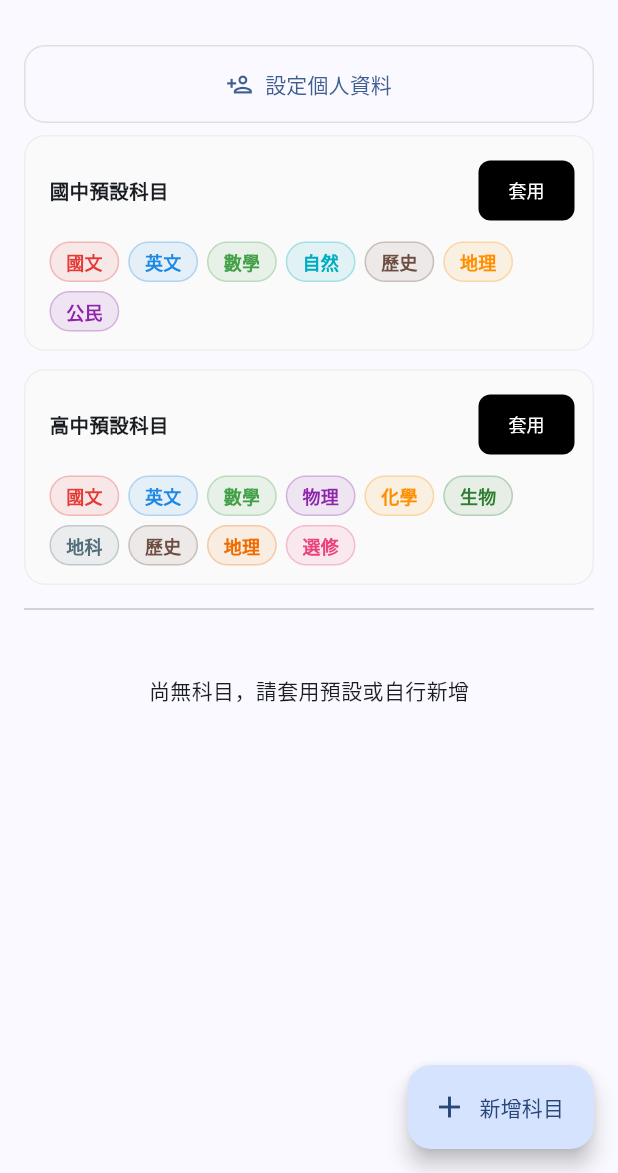
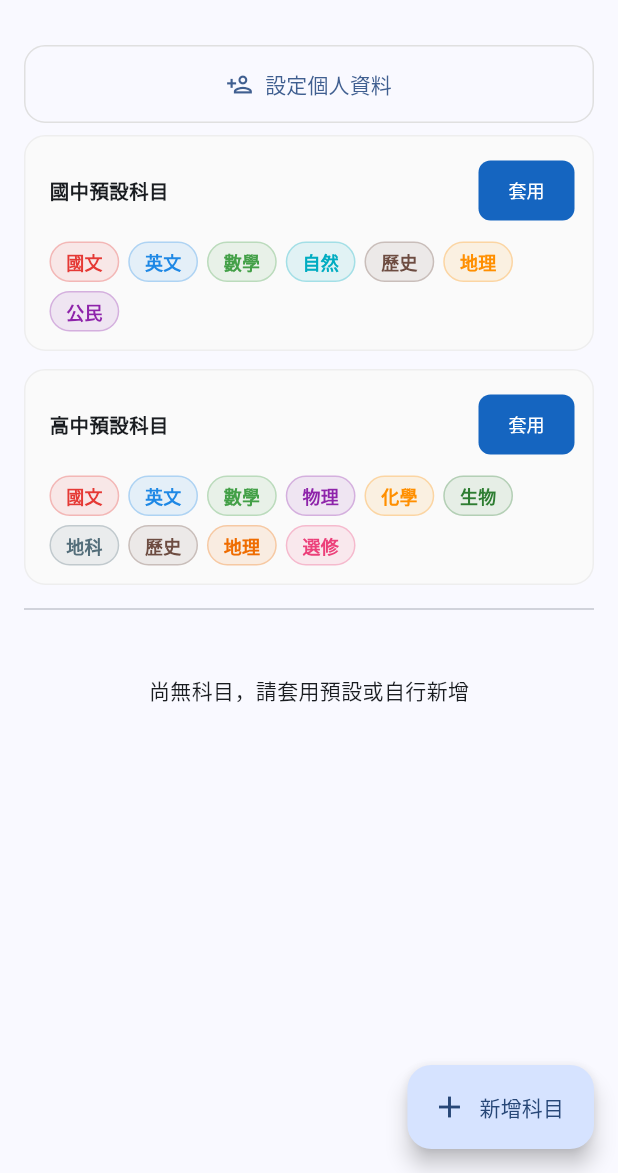
Before and after one commit to wapert/study_planner, a Flutter app: the SubjectsScreen screen opened directly, on a phone screen of 412 x 824 dp, the part 63-1236 px from its top. Run offline on Flutter 3.47's test engine with Material 3 defaults, Android fonts, the phone set to English and light mode, and no system bars; our stand-ins replace fl_chart, hive, hive_flutter, table_calendar; accounts and stored records are empty.

Commit message:
Change 科目管理 black backgrounds to app blue
Profile card (使用者), 套用 button, and the 全部取代 dialog button now use
the theme blue (#1565C0) instead of black.

Co-Authored-By: Claude Opus 4.8 <noreply@anthropic.com>

```diff
--- a/lib/screens/subjects_screen.dart
+++ b/lib/screens/subjects_screen.dart
@@ -261,7 +261,7 @@ class _ProfileCard extends StatelessWidget {
         child: Container(
           padding: const EdgeInsets.symmetric(horizontal: 20, vertical: 16),
           decoration: BoxDecoration(
-            color: Colors.black,
+            color: const Color(0xFF1565C0),
             borderRadius: BorderRadius.circular(16),
           ),
           child: Row(
@@ -381,7 +381,7 @@ class _ApplyButton extends StatelessWidget {
         padding: const EdgeInsets.symmetric(horizontal: 12, vertical: 6),
         shape:
             RoundedRectangleBorder(borderRadius: BorderRadius.circular(8)),
-        backgroundColor: Colors.black,
+        backgroundColor: const Color(0xFF1565C0),
         foregroundColor: Colors.white,
         textStyle: const TextStyle(fontSize: 12),
       ),
@@ -409,7 +409,8 @@ class _ApplyButton extends StatelessWidget {
               onPressed: () => Navigator.pop(ctx, false),
               child: const Text('新增缺少的')),
           FilledButton(
-              style: FilledButton.styleFrom(backgroundColor: Colors.black),
+              style: FilledButton.styleFrom(
+                  backgroundColor: const Color(0xFF1565C0)),
               onPressed: () => Navigator.pop(ctx, true),
               child: const Text('全部取代')),
         ],
```
